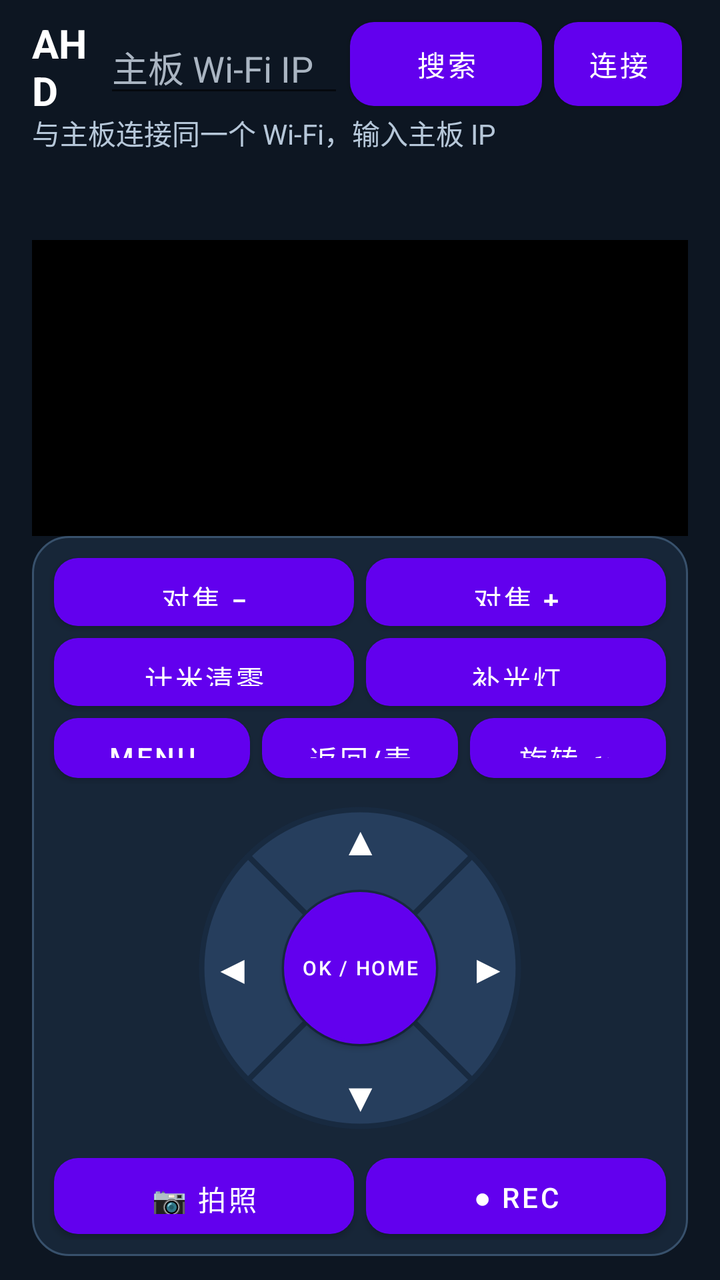
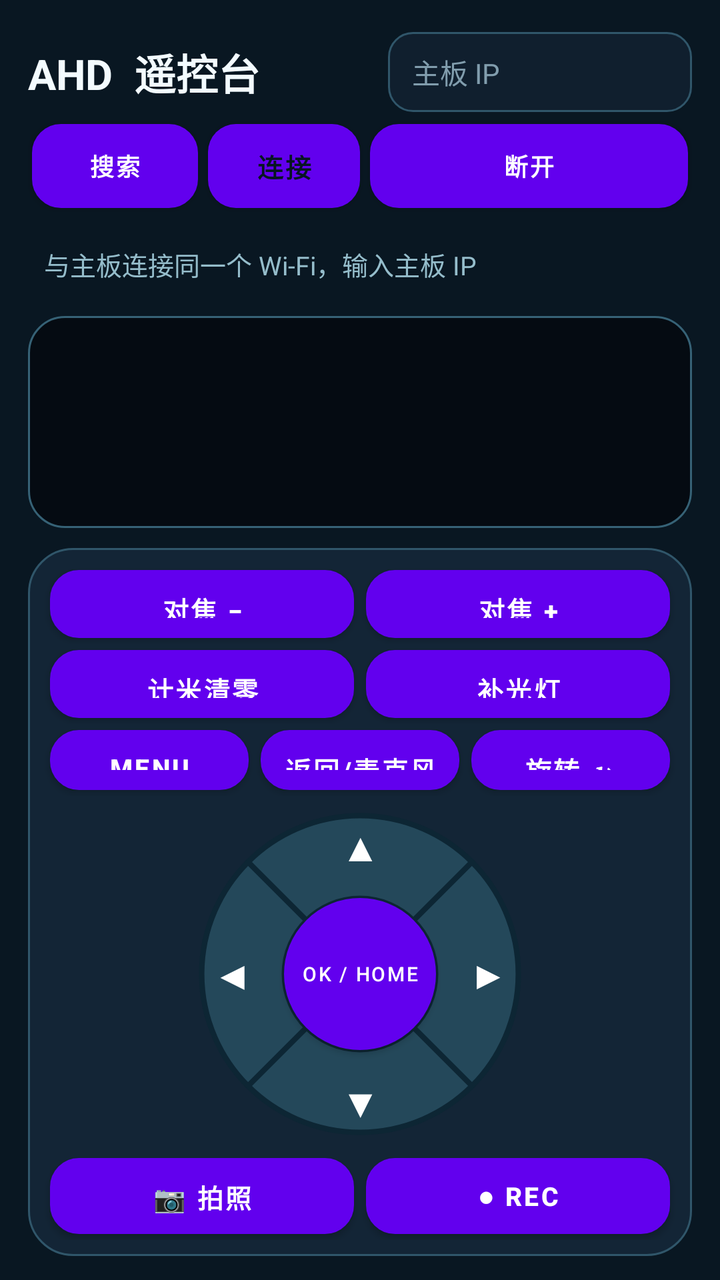

The first picture is an Android layout as it rendered before a commit; the second is the same layout after the commit. The layout source and the unified diff follow.
<!-- AndroidManifest.xml: another module's application theme Theme.AHD_Camera -->
<!-- res/layout/activity_phone_remote.xml -->
<?xml version="1.0" encoding="utf-8"?>
<LinearLayout xmlns:android="http://schemas.android.com/apk/res/android"
    android:layout_width="match_parent"
    android:layout_height="match_parent"
    android:background="#0D1622"
    android:orientation="vertical"
    android:paddingStart="16dp"
    android:paddingTop="8dp"
    android:paddingEnd="16dp"
    android:paddingBottom="12dp">

    <LinearLayout
        android:layout_width="match_parent"
        android:layout_height="48dp"
        android:gravity="center_vertical"
        android:orientation="horizontal">

        <TextView
            android:layout_width="0dp"
            android:layout_height="wrap_content"
            android:layout_weight="1"
            android:text="AHD 投屏"
            android:textColor="#FFFFFF"
            android:textSize="20sp"
            android:textStyle="bold" />

        <EditText
            android:id="@+id/phone_board_ip"
            android:layout_width="120dp"
            android:layout_height="wrap_content"
            android:hint="主板 Wi-Fi IP"
            android:inputType="textUri"
            android:singleLine="true"
            android:textColor="#FFFFFF"
            android:textColorHint="#AAB5C2" />

        <Button
            android:id="@+id/phone_discover"
            style="@style/PhoneControlButton"
            android:layout_width="60dp"
            android:layout_height="42dp"
            android:text="搜索" />

        <Button
            android:id="@+id/phone_connect"
            style="@style/PhoneControlButton"
            android:layout_width="64dp"
            android:layout_height="42dp"
            android:layout_weight="0"
            android:text="连接" />
    </LinearLayout>

    <TextView
        android:id="@+id/phone_connection_status"
        android:layout_width="match_parent"
        android:layout_height="64dp"
        android:gravity="top"
        android:scrollbars="vertical"
        android:text="与主板连接同一个 Wi-Fi，输入主板 IP"
        android:textColor="#B6C7D9" />

    <FrameLayout
        android:layout_width="match_parent"
        android:layout_height="0dp"
        android:layout_weight="1"
        android:background="#000000">

        <TextureView
            android:id="@+id/phone_preview"
            android:layout_width="match_parent"
            android:layout_height="match_parent" />
    </FrameLayout>

    <include
        layout="@layout/phone_remote_controls"
        android:layout_width="match_parent"
        android:layout_height="360dp" />
</LinearLayout>
<!-- res/layout/phone_remote_controls.xml (included above) -->
<?xml version="1.0" encoding="utf-8"?>
<LinearLayout xmlns:android="http://schemas.android.com/apk/res/android"
    android:layout_width="match_parent"
    android:layout_height="match_parent"
    android:background="@drawable/phone_remote_panel"
    android:orientation="vertical"
    android:padding="8dp">

    <LinearLayout
        android:layout_width="match_parent"
        android:layout_height="40dp"
        android:orientation="horizontal">

        <Button
            android:id="@+id/phone_focus_minus"
            style="@style/PhoneControlButton"
            android:text="对焦 −" />

        <Button
            android:id="@+id/phone_focus_plus"
            style="@style/PhoneControlButton"
            android:text="对焦 +" />
    </LinearLayout>

    <LinearLayout
        android:layout_width="match_parent"
        android:layout_height="40dp"
        android:orientation="horizontal">

        <Button
            android:id="@+id/phone_distance_reset"
            style="@style/PhoneControlButton"
            android:onClick="onRemoteButtonClick"
            android:text="计米清零" />

        <Button
            android:id="@+id/phone_light"
            style="@style/PhoneControlButton"
            android:onClick="onRemoteButtonClick"
            android:text="补光灯" />
    </LinearLayout>

    <LinearLayout
        android:layout_width="match_parent"
        android:layout_height="36dp"
        android:orientation="horizontal">

        <Button
            android:id="@+id/phone_menu"
            style="@style/PhoneControlButton"
            android:onClick="onRemoteButtonClick"
            android:text="MENU" />

        <Button
            android:id="@+id/phone_back"
            style="@style/PhoneControlButton"
            android:text="返回/麦克风" />

        <Button
            android:id="@+id/phone_rotate"
            style="@style/PhoneControlButton"
            android:onClick="onRemoteButtonClick"
            android:text="旋转 ↻" />
    </LinearLayout>

    <FrameLayout
        android:layout_width="match_parent"
        android:layout_height="0dp"
        android:layout_weight="1"
        android:foregroundGravity="center">

        <FrameLayout
            android:layout_width="180dp"
            android:layout_height="180dp"
            android:layout_gravity="center"
            android:background="@drawable/phone_direction_ring">

            <Button
                android:id="@+id/phone_up"
                style="@style/PhoneDirectionButton"
                android:layout_width="88dp"
                android:layout_height="52dp"
                android:layout_gravity="top|center_horizontal"
                android:text="▲" />

            <Button
                android:id="@+id/phone_left"
                style="@style/PhoneDirectionButton"
                android:layout_width="52dp"
                android:layout_height="88dp"
                android:layout_gravity="center_vertical|left"
                android:text="◀" />

            <Button
                android:id="@+id/phone_right"
                style="@style/PhoneDirectionButton"
                android:layout_width="52dp"
                android:layout_height="88dp"
                android:layout_gravity="center_vertical|right"
                android:text="▶" />

            <Button
                android:id="@+id/phone_down"
                style="@style/PhoneDirectionButton"
                android:layout_width="88dp"
                android:layout_height="52dp"
                android:layout_gravity="bottom|center_horizontal"
                android:text="▼" />

            <Button
                android:id="@+id/phone_ok_home"
                style="@style/PhoneDirectionCenterButton"
                android:layout_width="76dp"
                android:layout_height="76dp"
                android:layout_gravity="center"
                android:text="OK / HOME"
                android:textSize="10sp" />
        </FrameLayout>
    </FrameLayout>

    <LinearLayout
        android:layout_width="match_parent"
        android:layout_height="44dp"
        android:orientation="horizontal">

        <Button
            android:id="@+id/phone_photo"
            style="@style/PhoneControlButton"
            android:onClick="onRemoteButtonClick"
            android:text="📷 拍照" />

        <Button
            android:id="@+id/phone_record"
            style="@style/PhoneControlButton"
            android:onClick="onRemoteButtonClick"
            android:text="● REC" />
    </LinearLayout>
</LinearLayout>
<!-- resources referenced by this layout -->
<resources>
  <!-- drawable phone_direction_ring (drawable) -->
  <?xml version="1.0" encoding="utf-8"?>
  <vector xmlns:android="http://schemas.android.com/apk/res/android"
      android:width="180dp"
      android:height="180dp"
      android:viewportWidth="200"
      android:viewportHeight="200">
      <path android:fillColor="#263E5D" android:strokeColor="#182A40" android:strokeWidth="3"
          android:pathData="M37.8,37.8 A88,88 0,0 1,162.2 37.8 L129.7,70.3 A42,42 0,0 0,70.3 70.3 Z" />
      <path android:fillColor="#263E5D" android:strokeColor="#182A40" android:strokeWidth="3"
          android:pathData="M162.2,37.8 A88,88 0,0 1,162.2 162.2 L129.7,129.7 A42,42 0,0 0,129.7 70.3 Z" />
      <path android:fillColor="#263E5D" android:strokeColor="#182A40" android:strokeWidth="3"
          android:pathData="M162.2,162.2 A88,88 0,0 1,37.8 162.2 L70.3,129.7 A42,42 0,0 0,129.7 129.7 Z" />
      <path android:fillColor="#263E5D" android:strokeColor="#182A40" android:strokeWidth="3"
          android:pathData="M37.8,162.2 A88,88 0,0 1,37.8 37.8 L70.3,70.3 A42,42 0,0 0,70.3 129.7 Z" />
  </vector>
  <!-- drawable phone_remote_panel (drawable) -->
  <?xml version="1.0" encoding="utf-8"?>
  <shape xmlns:android="http://schemas.android.com/apk/res/android">
      <solid android:color="#172638" />
      <corners android:radius="18dp" />
      <stroke android:width="1dp" android:color="#38516C" />
  </shape>
  <style name="PhoneControlButton">
          <item name="android:layout_width">0dp</item>
          <item name="android:layout_height">match_parent</item>
          <item name="android:layout_weight">1</item>
          <item name="android:layout_margin">3dp</item>
          <item name="android:background">@drawable/phone_control_button</item>
          <item name="android:textColor">#FFFFFF</item>
          <item name="android:textAllCaps">false</item>
      </style>
  <style name="PhoneDirectionButton">
          <item name="android:background">@android:color/transparent</item>
          <item name="android:textColor">#FFFFFF</item>
          <item name="android:textSize">20sp</item>
          <item name="android:textAllCaps">false</item>
          <item name="android:minWidth">0dp</item>
          <item name="android:minHeight">0dp</item>
          <item name="android:padding">0dp</item>
      </style>
  <!-- drawable phone_control_button (drawable) -->
  <?xml version="1.0" encoding="utf-8"?>
  <shape xmlns:android="http://schemas.android.com/apk/res/android">
      <solid android:color="#263E5D" />
      <corners android:radius="12dp" />
  </shape>
  <!-- drawable phone_direction_center (drawable) -->
  <?xml version="1.0" encoding="utf-8"?>
  <shape xmlns:android="http://schemas.android.com/apk/res/android" android:shape="oval">
      <solid android:color="#314F74" />
      <stroke android:width="2dp" android:color="#182A40" />
  </shape>
  <!-- unchanged entries left out for length: 9 -->
</resources>

<!-- the commit's change to res/layout/activity_phone_remote.xml (unified diff, before → after) -->
@@ -2,68 +2,98 @@
 <LinearLayout xmlns:android="http://schemas.android.com/apk/res/android"
     android:layout_width="match_parent"
     android:layout_height="match_parent"
-    android:background="#0D1622"
+    android:background="#091722"
     android:orientation="vertical"
-    android:paddingStart="16dp"
-    android:paddingTop="8dp"
-    android:paddingEnd="16dp"
+    android:paddingStart="14dp"
+    android:paddingTop="12dp"
+    android:paddingEnd="14dp"
     android:paddingBottom="12dp">
 
     <LinearLayout
         android:layout_width="match_parent"
-        android:layout_height="48dp"
-        android:gravity="center_vertical"
-        android:orientation="horizontal">
-
-        <TextView
-            android:layout_width="0dp"
-            android:layout_height="wrap_content"
-            android:layout_weight="1"
-            android:text="AHD 投屏"
-            android:textColor="#FFFFFF"
-            android:textSize="20sp"
-            android:textStyle="bold" />
-
-        <EditText
-            android:id="@+id/phone_board_ip"
-            android:layout_width="120dp"
-            android:layout_height="wrap_content"
-            android:hint="主板 Wi-Fi IP"
-            android:inputType="textUri"
-            android:singleLine="true"
-            android:textColor="#FFFFFF"
-            android:textColorHint="#AAB5C2" />
-
-        <Button
-            android:id="@+id/phone_discover"
-            style="@style/PhoneControlButton"
-            android:layout_width="60dp"
-            android:layout_height="42dp"
-            android:text="搜索" />
-
-        <Button
-            android:id="@+id/phone_connect"
-            style="@style/PhoneControlButton"
-            android:layout_width="64dp"
-            android:layout_height="42dp"
-            android:layout_weight="0"
-            android:text="连接" />
+        android:layout_height="94dp"
+        android:orientation="vertical">
+
+        <LinearLayout
+            android:layout_width="match_parent"
+            android:layout_height="48dp"
+            android:gravity="center_vertical"
+            android:orientation="horizontal">
+
+            <TextView
+                android:layout_width="0dp"
+                android:layout_height="wrap_content"
+                android:layout_weight="1"
+                android:text="AHD  遥控台"
+                android:textColor="#F3FBFF"
+                android:textSize="21sp"
+                android:textStyle="bold" />
+
+            <EditText
+                android:id="@+id/phone_board_ip"
+                android:layout_width="152dp"
+                android:layout_height="40dp"
+                android:background="@drawable/phone_ip_field"
+                android:hint="主板 IP"
+                android:inputType="textUri"
+                android:paddingStart="12dp"
+                android:paddingEnd="10dp"
+                android:singleLine="true"
+                android:textColor="#E9F8FF"
+                android:textColorHint="#819DAD"
+                android:textSize="14sp" />
+
+        </LinearLayout>
+
+        <LinearLayout
+            android:layout_width="match_parent"
+            android:layout_height="46dp"
+            android:gravity="center_vertical"
+            android:orientation="horizontal">
+
+            <Button
+                android:id="@+id/phone_discover"
+                style="@style/PhoneHeaderButton"
+                android:layout_width="0dp"
+                android:layout_height="42dp"
+                android:layout_weight="1"
+                android:text="搜索" />
+
+            <Button
+                android:id="@+id/phone_connect"
+                style="@style/PhonePrimaryButton"
+                android:layout_width="76dp"
+                android:layout_height="42dp"
+                android:layout_weight="0"
+                android:text="连接" />
+
+            <Button
+                android:id="@+id/phone_disconnect"
+                style="@style/PhoneHeaderButton"
+                android:layout_width="76dp"
+                android:layout_height="42dp"
+                android:text="断开" />
+        </LinearLayout>
     </LinearLayout>
 
     <TextView
         android:id="@+id/phone_connection_status"
         android:layout_width="match_parent"
-        android:layout_height="64dp"
-        android:gravity="top"
+        android:layout_height="52dp"
+        android:gravity="center_vertical"
+        android:paddingStart="8dp"
         android:scrollbars="vertical"
         android:text="与主板连接同一个 Wi-Fi，输入主板 IP"
-        android:textColor="#B6C7D9" />
+        android:textColor="#95BDCB"
+        android:textSize="13sp" />
 
     <FrameLayout
         android:layout_width="match_parent"
         android:layout_height="0dp"
         android:layout_weight="1"
-        android:background="#000000">
+        android:layout_marginBottom="10dp"
+        android:background="@drawable/phone_preview_frame"
+        android:padding="2dp">
 
         <TextureView
             android:id="@+id/phone_preview"
@@ -74,7 +104,7 @@
     <include
         layout="@layout/phone_remote_controls"
         android:layout_width="match_parent"
-        android:layout_height="360dp" />
+        android:layout_height="354dp" />
 </LinearLayout>
 <!-- res/layout/phone_remote_controls.xml (included above) -->
 <?xml version="1.0" encoding="utf-8"?>
@@ -115,6 +145,7 @@
         <Button
             android:id="@+id/phone_light"
             style="@style/PhoneControlButton"
+            android:background="@drawable/phone_light_button"
             android:onClick="onRemoteButtonClick"
             android:text="补光灯" />
     </LinearLayout>
@@ -211,6 +242,7 @@
         <Button
             android:id="@+id/phone_record"
             style="@style/PhoneControlButton"
+            android:background="@drawable/phone_record_button"
             android:onClick="onRemoteButtonClick"
             android:text="● REC" />
     </LinearLayout>
<!-- resource entries referenced after the edit -->
@@ -7,21 +7,61 @@
       android:height="180dp"
       android:viewportWidth="200"
       android:viewportHeight="200">
-      <path android:fillColor="#263E5D" android:strokeColor="#182A40" android:strokeWidth="3"
+      <path android:fillColor="#24485A" android:strokeColor="#0D2634" android:strokeWidth="3"
           android:pathData="M37.8,37.8 A88,88 0,0 1,162.2 37.8 L129.7,70.3 A42,42 0,0 0,70.3 70.3 Z" />
-      <path android:fillColor="#263E5D" android:strokeColor="#182A40" android:strokeWidth="3"
+      <path android:fillColor="#24485A" android:strokeColor="#0D2634" android:strokeWidth="3"
           android:pathData="M162.2,37.8 A88,88 0,0 1,162.2 162.2 L129.7,129.7 A42,42 0,0 0,129.7 70.3 Z" />
-      <path android:fillColor="#263E5D" android:strokeColor="#182A40" android:strokeWidth="3"
+      <path android:fillColor="#24485A" android:strokeColor="#0D2634" android:strokeWidth="3"
           android:pathData="M162.2,162.2 A88,88 0,0 1,37.8 162.2 L70.3,129.7 A42,42 0,0 0,129.7 129.7 Z" />
-      <path android:fillColor="#263E5D" android:strokeColor="#182A40" android:strokeWidth="3"
+      <path android:fillColor="#24485A" android:strokeColor="#0D2634" android:strokeWidth="3"
           android:pathData="M37.8,162.2 A88,88 0,0 1,37.8 37.8 L70.3,70.3 A42,42 0,0 0,70.3 129.7 Z" />
   </vector>
+  <!-- drawable phone_ip_field (drawable) -->
+  <?xml version="1.0" encoding="utf-8"?>
+  <shape xmlns:android="http://schemas.android.com/apk/res/android">
+      <solid android:color="#101F2E" />
+      <corners android:radius="12dp" />
+      <stroke android:width="1dp" android:color="#30566A" />
+  </shape>
+  <!-- drawable phone_light_button (drawable) -->
+  <?xml version="1.0" encoding="utf-8"?>
+  <selector xmlns:android="http://schemas.android.com/apk/res/android">
+      <item android:state_pressed="true" android:drawable="@drawable/phone_control_button" />
+      <item android:state_selected="true">
+          <shape>
+              <solid android:color="#B27920" />
+              <corners android:radius="12dp" />
+              <stroke android:width="2dp" android:color="#FFD777" />
+          </shape>
+      </item>
+      <item android:drawable="@drawable/phone_control_button" />
+  </selector>
+  <!-- drawable phone_preview_frame (drawable) -->
+  <?xml version="1.0" encoding="utf-8"?>
+  <shape xmlns:android="http://schemas.android.com/apk/res/android">
+      <solid android:color="#050B12" />
+      <corners android:radius="18dp" />
+      <stroke android:width="1dp" android:color="#366276" />
+  </shape>
+  <!-- drawable phone_record_button (drawable) -->
+  <?xml version="1.0" encoding="utf-8"?>
+  <selector xmlns:android="http://schemas.android.com/apk/res/android">
+      <item android:state_pressed="true" android:drawable="@drawable/phone_control_button" />
+      <item android:state_selected="true">
+          <shape>
+              <solid android:color="#AC3545" />
+              <corners android:radius="12dp" />
+              <stroke android:width="2dp" android:color="#FF9EA9" />
+          </shape>
+      </item>
+      <item android:drawable="@drawable/phone_control_button" />
+  </selector>
   <!-- drawable phone_remote_panel (drawable) -->
   <?xml version="1.0" encoding="utf-8"?>
   <shape xmlns:android="http://schemas.android.com/apk/res/android">
-      <solid android:color="#172638" />
-      <corners android:radius="18dp" />
-      <stroke android:width="1dp" android:color="#38516C" />
+      <solid android:color="#132536" />
+      <corners android:radius="22dp" />
+      <stroke android:width="1dp" android:color="#30566A" />
   </shape>
   <style name="PhoneControlButton">
           <item name="android:layout_width">0dp</item>
@@ -31,9 +71,15 @@
           <item name="android:background">@drawable/phone_control_button</item>
           <item name="android:textColor">#FFFFFF</item>
           <item name="android:textAllCaps">false</item>
+          <item name="android:textSize">13sp</item>
+          <item name="android:textStyle">bold</item>
+          <item name="android:minHeight">0dp</item>
+          <item name="android:minWidth">0dp</item>
+          <item name="android:paddingStart">4dp</item>
+          <item name="android:paddingEnd">4dp</item>
       </style>
   <style name="PhoneDirectionButton">
-          <item name="android:background">@android:color/transparent</item>
+          <item name="android:background">@drawable/phone_direction_button</item>
           <item name="android:textColor">#FFFFFF</item>
           <item name="android:textSize">20sp</item>
           <item name="android:textAllCaps">false</item>
@@ -41,18 +87,75 @@
           <item name="android:minHeight">0dp</item>
           <item name="android:padding">0dp</item>
       </style>
+  <style name="PhoneHeaderButton" parent="PhoneControlButton">
+          <item name="android:layout_margin">2dp</item>
+          <item name="android:textSize">12sp</item>
+      </style>
+  <style name="PhonePrimaryButton" parent="PhoneControlButton">
+          <item name="android:background">@drawable/phone_primary_button</item>
+          <item name="android:textColor">#071522</item>
+      </style>
   <!-- drawable phone_control_button (drawable) -->
   <?xml version="1.0" encoding="utf-8"?>
-  <shape xmlns:android="http://schemas.android.com/apk/res/android">
-      <solid android:color="#263E5D" />
-      <corners android:radius="12dp" />
-  </shape>
+  <selector xmlns:android="http://schemas.android.com/apk/res/android">
+      <item android:state_pressed="true">
+          <shape>
+              <solid android:color="#315B72" />
+              <corners android:radius="14dp" />
+              <stroke android:width="1dp" android:color="#8BE7E6" />
+          </shape>
+      </item>
+      <item>
+          <shape>
+              <solid android:color="#20364A" />
+              <corners android:radius="14dp" />
+              <stroke android:width="1dp" android:color="#345166" />
+          </shape>
+      </item>
+  </selector>
+  <!-- drawable phone_direction_button (drawable) -->
+  <?xml version="1.0" encoding="utf-8"?>
+  <selector xmlns:android="http://schemas.android.com/apk/res/android">
+      <item android:state_pressed="true">
+          <shape>
+              <solid android:color="#BF57D8D1" />
+              <corners android:radius="20dp" />
+          </shape>
+      </item>
+      <item android:drawable="@android:color/transparent" />
+  </selector>
   <!-- drawable phone_direction_center (drawable) -->
   <?xml version="1.0" encoding="utf-8"?>
-  <shape xmlns:android="http://schemas.android.com/apk/res/android" android:shape="oval">
-      <solid android:color="#314F74" />
-      <stroke android:width="2dp" android:color="#182A40" />
-  </shape>
+  <selector xmlns:android="http://schemas.android.com/apk/res/android">
+      <item android:state_pressed="true">
+          <shape android:shape="oval">
+              <solid android:color="#54D7D3" />
+              <stroke android:width="2dp" android:color="#C5FFF8" />
+          </shape>
+      </item>
+      <item>
+          <shape android:shape="oval">
+              <solid android:color="#19384A" />
+              <stroke android:width="2dp" android:color="#59A7B4" />
+          </shape>
+      </item>
+  </selector>
+  <!-- drawable phone_primary_button (drawable) -->
+  <?xml version="1.0" encoding="utf-8"?>
+  <selector xmlns:android="http://schemas.android.com/apk/res/android">
+      <item android:state_pressed="true">
+          <shape>
+              <solid android:color="#B4FFF4" />
+              <corners android:radius="14dp" />
+          </shape>
+      </item>
+      <item>
+          <shape>
+              <gradient android:startColor="#50DDD3" android:endColor="#45B9E2" android:angle="0" />
+              <corners android:radius="14dp" />
+          </shape>
+      </item>
+  </selector>
   <!-- unchanged entries left out for length: 9 -->
 </resources>
 
